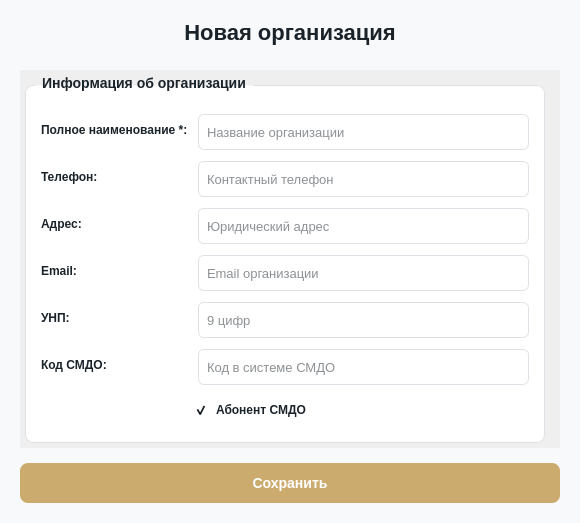
Qt form client/ui/system/organizations/organization_dialog.ui (lerakaplich/Documents) before a commit.
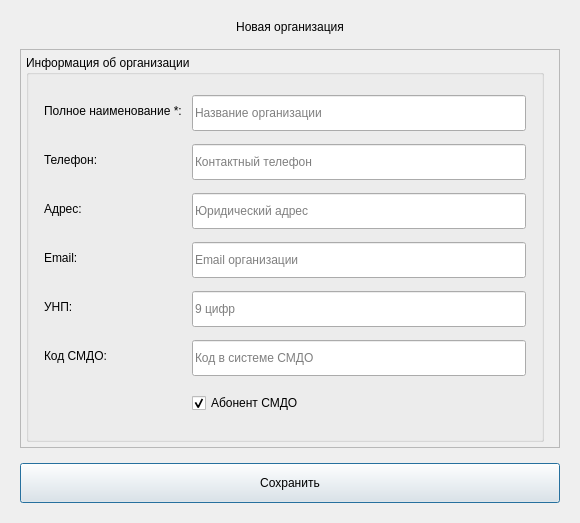
The same form after that commit. Icons and pictures are not drawn.

Diff of the .ui file:
```diff
--- a/client/ui/system/organizations/organization_dialog.ui
+++ b/client/ui/system/organizations/organization_dialog.ui
@@ -31,10 +31,10 @@
  background-color: transparent;
 }
 QDialog {
-    background-color: #f8f9fa;
+    background-color: {BG_DIALOG};
 }
 QCheckBox {
-    color: #1B232A;
+    color: {TEXT_PRIMARY};
     spacing: 0px;
     font-size: 12px;
     background: transparent;
@@ -51,7 +51,7 @@
 }
 
 QScrollBar::vertical {
-    background: #F5F5F5;
+    background: {SCROLLBAR_BG};
     width: 8px;
     border-radius: 4px;
     margin: 0px;
@@ -59,7 +59,7 @@
 }
 
 QScrollBar::handle:vertical {
-    background: #C1C1C1;
+    background: {SCROLLBAR_HANDLE};
     border-radius: 4px;
     min-height: 20px;
 }
@@ -87,14 +87,14 @@
 
 QScrollBar:horizontal {
     border: none;
-    background: #F5F5F5;
+    background: {SCROLLBAR_BG};
     height: 8px;
     margin: 0px;
     border-radius: 4px;
 }
 
 QScrollBar::handle:horizontal {
-    background: #C1C1C1;
+    background: {SCROLLBAR_HANDLE};
     border-radius: 4px;
     min-width: 20px;
 }
@@ -122,12 +122,12 @@
 
 /* ===== СТИЛИ ДЛЯ QComboBox ===== */
 QComboBox {
-    border: 1px solid #dee2e6;
+    border: 1px solid {BORDER_DEFAULT};
     border-radius: 6px;
     padding: 6px;
     padding-right: 30px;
-    background-color: white;
-    color: #1B232A;
+    background-color: {BG_INPUT};
+    color: {TEXT_PRIMARY};
     font-size: 13px;
     outline: none;
     min-height: 22px;
@@ -157,38 +157,38 @@
 
 QComboBox QAbstractItemView {
     border-radius: 6px;
-    background-color: white;
-    color: #1B232A;
+    background-color: {BG_CARD};
+    color: {TEXT_PRIMARY};
     padding: 4px;
     outline: none;
-    border: 1px solid #ccab6e;
+    border: 1px solid {ACCENT_PRIMARY};
 }
 
 QComboBox QAbstractItemView::item {
     padding: 8px;
-    color: #1B232A;
+    color: {TEXT_PRIMARY};
     border: none;
     outline: none;
 }
 
 QComboBox QAbstractItemView::item:hover {
-    background-color: #e3f2fd;
-    color: #1B232A;
+    background-color: {ACCENT_SELECTION_BG};
+    color: {TEXT_PRIMARY};
 }
 
 QComboBox QAbstractItemView::item:selected {
-    background-color: #e3f2fd;
-    color: #1B232A;
+    background-color: {ACCENT_SELECTION_BG};
+    color: {TEXT_PRIMARY};
 }
 
 /* ===== СТИЛИ ДЛЯ QDateEdit ===== */
 QDateEdit {
-    border: 1px solid #dee2e6;
+    border: 1px solid {BORDER_DEFAULT};
     border-radius: 6px;
     padding: 6px;
     padding-right: 30px;
-    background-color: white;
-    color: #1B232A;
+    background-color: {BG_INPUT};
+    color: {TEXT_PRIMARY};
     font-size: 13px;
     outline: none;
     min-height: 22px;
@@ -218,12 +218,13 @@
 
 /* ===== СТИЛИ ДЛЯ QLineEdit ===== */
 QLineEdit {
-    border: 1px solid #dee2e6;
+    border: 1px solid {BORDER_DEFAULT};
     border-radius: 6px;
     padding: 6px;
-    background-color: white;
-    color: #1B232A;
+    background-color: {BG_INPUT};
+    color: {TEXT_PRIMARY};
     font-size: 13px;
+    outline: none;
     min-height: 22px;
 }
 
@@ -232,31 +233,42 @@
 }
 
 QLineEdit:focus {
-    border: 2px solid #ccab6e;
+    border: 2px solid {ACCENT_PRIMARY};
+}
+
+QLineEdit:disabled {
+    background-color: {BG_DIALOG};
+    color: {TEXT_SECONDARY};
+    border-color: {BORDER_DEFAULT};
+}
+
+QLineEdit[readOnly="true"] {
+    background-color: {BG_DIALOG};
+    color: {TEXT_SECONDARY};
 }
 
 /* ===== СТИЛИ ДЛЯ КАЛЕНДАРЯ QCalendarWidget ===== */
 QCalendarWidget {
-    background-color: white;
+    background-color: {BG_CARD};
     border-radius: 8px;
-    border: 1px solid #CCAB6E;
+    border: 1px solid {ACCENT_PRIMARY};
 }
 
 QCalendarWidget QWidget#qt_calendar_navigationbar {
-    background-color: white;
-    color: #1B232A;
+    background-color: {BG_CARD};
+    color: {TEXT_PRIMARY};
     border-radius: 8px 8px 0 0;
 }
 
 QCalendarWidget QWidget {
-    background-color: white;
-    color: #1B232A;
+    background-color: {BG_CARD};
+    color: {TEXT_PRIMARY};
 }
 
 QCalendarWidget QToolButton#qt_calendar_prevmonth,
 QCalendarWidget QToolButton#qt_calendar_nextmonth {
     background-color: transparent;
-    color: #1B232A;
+    color: {TEXT_PRIMARY};
     border: none;
     border-radius: 4px;
     padding: 4px 8px;
@@ -271,8 +283,8 @@
 
 QCalendarWidget QToolButton#qt_calendar_monthbutton,
 QCalendarWidget QToolButton#qt_calendar_yearbutton {
-    background-color: white;
-    color: #1B232A;
+    background-color: {BG_CARD};
+    color: {TEXT_PRIMARY};
     border: none;
     border-radius: 4px;
     padding: 4px 12px;
@@ -285,10 +297,10 @@
 }
 
 QCalendarWidget QMenu {
-    background-color: white;
-    border: 1px solid #CCAB6E;
+    background-color: {BG_CARD};
+    border: 1px solid {ACCENT_PRIMARY};
     border-radius: 6px;
-    color: #1B232A;
+    color: {TEXT_PRIMARY};
 }
 
 QCalendarWidget QMenu::item {
@@ -297,14 +309,14 @@
 }
 
 QCalendarWidget QMenu::item:selected {
-    background-color: #e3f2fd;
-    color: #1B232A;
+    background-color: {ACCENT_SELECTION_BG};
+    color: {TEXT_PRIMARY};
 }
 
 QCalendarWidget QWidget#qt_calendar_weekday {
-    color: white;
+    color: {TEXT_ON_ACCENT};
     font-weight: bold;
-    background-color: #CCAB6E;
+    background-color: {ACCENT_PRIMARY};
     padding: 4px;
 }
 
@@ -312,18 +324,18 @@
     border: none;
     border-radius: 4px;
     padding: 4px;
-    color: #1B232A;
+    color: {TEXT_PRIMARY};
     background-color: transparent;
 }
 
 QCalendarWidget QToolButton#qt_calendar_day:hover {
-    background-color: #e3f2fd;
-    color: #1B232A;
+    background-color: {ACCENT_SELECTION_BG};
+    color: {TEXT_PRIMARY};
 }
 
 QCalendarWidget QToolButton#qt_calendar_day:checked {
-    background-color: #CCAB6E;
-    color: white;
+    background-color: {ACCENT_PRIMARY};
+    color: {TEXT_ON_ACCENT};
     border-radius: 4px;
 }
 
@@ -332,12 +344,12 @@
 }
 
 QCalendarWidget QToolButton#qt_calendar_day:disabled {
-    color: #B0B0B0;
+    color: {TEXT_DISABLED};
 }
 
-QCalendarWidget QToolButton#qt_calendar_day[property=&quot;isToday&quot;] {
-    background-color: #D22730;
-    color: white;
+QCalendarWidget QToolButton#qt_calendar_day[property="isToday"] {
+    background-color: {ACCENT_DANGER};
+    color: {TEXT_ON_ACCENT};
     border-radius: 4px;
 }
 
@@ -345,28 +357,28 @@
     background-color: #862633;
 }
 
-QCalendarWidget QToolButton#qt_calendar_day[property=&quot;isToday&quot;]:checked {
-    background-color: #CCAB6E;
-    color: white;
+QCalendarWidget QToolButton#qt_calendar_day[property="isToday"]:checked {
+    background-color: {ACCENT_PRIMARY};
+    color: {TEXT_ON_ACCENT};
 }
 
 /* ===== СТИЛИ ДЛЯ КАЛЕНДАРЯ В ПОПАПЕ QDateEdit ===== */
 QDateEdit QCalendarWidget {
-    background-color: white;
+    background-color: {BG_CARD};
     border-radius: 8px;
-    border: 1px solid #CCAB6E;
+    border: 1px solid {ACCENT_PRIMARY};
 }
 
 QDateEdit QCalendarWidget QWidget#qt_calendar_navigationbar {
-    background-color: white;
-    color: #1B232A;
+    background-color: {BG_CARD};
+    color: {TEXT_PRIMARY};
     border-radius: 8px 8px 0 0;
 }
 
 QDateEdit QCalendarWidget QToolButton#qt_calendar_prevmonth,
 QDateEdit QCalendarWidget QToolButton#qt_calendar_nextmonth {
     background-color: transparent;
-    color: #1B232A;
+    color: {TEXT_PRIMARY};
     border: none;
     border-radius: 4px;
     padding: 4px 8px;
@@ -381,8 +393,8 @@
 
 QDateEdit QCalendarWidget QToolButton#qt_calendar_monthbutton,
 QDateEdit QCalendarWidget QToolButton#qt_calendar_yearbutton {
-    background-color: white;
-    color: #1B232A;
+    background-color: {BG_CARD};
+    color: {TEXT_PRIMARY};
     border: none;
     border-radius: 4px;
     padding: 4px 12px;
@@ -395,9 +407,9 @@
 }
 
 QDateEdit QCalendarWidget QWidget#qt_calendar_weekday {
-    color: white;
+    color: {TEXT_ON_ACCENT};
     font-weight: bold;
-    background-color: #CCAB6E;
+    background-color: {ACCENT_PRIMARY};
     padding: 4px;
 }
 
@@ -405,18 +417,18 @@
     border: none;
     border-radius: 4px;
     padding: 4px;
-    color: #1B232A;
+    color: {TEXT_PRIMARY};
     background-color: transparent;
 }
 
 QDateEdit QCalendarWidget QToolButton#qt_calendar_day:hover {
-    background-color: #e3f2fd;
-    color: #1B232A;
+    background-color: {ACCENT_SELECTION_BG};
+    color: {TEXT_PRIMARY};
 }
 
 QDateEdit QCalendarWidget QToolButton#qt_calendar_day:checked {
-    background-color: #CCAB6E;
-    color: white;
+    background-color: {ACCENT_PRIMARY};
+    color: {TEXT_ON_ACCENT};
     border-radius: 4px;
 }
 
@@ -425,12 +437,12 @@
 }
 
 QDateEdit QCalendarWidget QToolButton#qt_calendar_day:disabled {
-    color: #B0B0B0;
+    color: {TEXT_DISABLED};
 }
 
-QDateEdit QCalendarWidget QToolButton#qt_calendar_day[property=&quot;isToday&quot;] {
-    background-color: #D22730;
-    color: white;
+QDateEdit QCalendarWidget QToolButton#qt_calendar_day[property="isToday"] {
+    background-color: {ACCENT_DANGER};
+    color: {TEXT_ON_ACCENT};
     border-radius: 4px;
 }
 
@@ -438,32 +450,32 @@
     background-color: #862633;
 }
 
-QDateEdit QCalendarWidget QToolButton#qt_calendar_day[property=&quot;isToday&quot;]:checked {
-    background-color: #CCAB6E;
-    color: white;
+QDateEdit QCalendarWidget QToolButton#qt_calendar_day[property="isToday"]:checked {
+    background-color: {ACCENT_PRIMARY};
+    color: {TEXT_ON_ACCENT};
 }
 
 /* ===== СТИЛИ ДЛЯ QGroupBox ===== */
 QGroupBox {
     font-weight: bold;
     font-size: 14px;
-    border: 1px solid #dee2e6;
+    border: 1px solid {BORDER_DEFAULT};
     border-radius: 8px;
     margin-top: 10px;
     padding-top: 10px;
-    background-color: white;
+    background-color: {BG_CARD};
 }
 QGroupBox::title {
     subcontrol-origin: margin;
     left: 10px;
     padding: 0 5px 0 5px;
-    color: #1B232A;
+    color: {TEXT_PRIMARY};
 }
 
 /* ===== СТИЛИ ДЛЯ QPushButton (Сохранить) ===== */
 QPushButton#saveButton {
-    background-color: #ccab6e;
-    color: white;
+    background-color: {ACCENT_PRIMARY};
+    color: {TEXT_ON_ACCENT};
     border-radius: 8px;
     font-weight: bold;
     font-size: 14px;
@@ -495,7 +507,7 @@
    <item>
     <widget class="QLabel" name="titleLabel">
      <property name="styleSheet">
-      <string>font-size: 22px; font-weight: bold; color: #1B232A; margin-bottom: 10px;</string>
+      <string>font-size: 22px; font-weight: bold; color: {TEXT_PRIMARY}; margin-bottom: 10px;</string>
      </property>
      <property name="text">
       <string>Новая организация</string>
@@ -509,7 +521,7 @@
     <widget class="QScrollArea" name="scrollArea">
      <property name="styleSheet">
       <string notr="true">QScrollBar::vertical {
-    background: #F5F5F5;
+    background: {SCROLLBAR_BG};
     width: 8px;
     border-radius: 4px;
     margin: 0px;
@@ -517,7 +529,7 @@
 }
 
 QScrollBar::handle:vertical {
-    background: #C1C1C1;
+    background: {SCROLLBAR_HANDLE};
     border-radius: 4px;
     min-height: 20px;
 }
@@ -545,14 +557,14 @@
 
 QScrollBar:horizontal {
     border: none;
-    background: #F5F5F5;
+    background: {SCROLLBAR_BG};
     height: 8px;
     margin: 0px;
     border-radius: 4px;
 }
 
 QScrollBar::handle:horizontal {
-    background: #C1C1C1;
+    background: {SCROLLBAR_HANDLE};
     border-radius: 4px;
     min-width: 20px;
 }
@@ -630,7 +642,7 @@
           <item row="0" column="0">
            <widget class="QLabel" name="fullNameLabel">
             <property name="styleSheet">
-             <string>color: #1B232A; font-weight: 500;</string>
+             <string>color: {TEXT_PRIMARY}; font-weight: 500;</string>
             </property>
             <property name="text">
              <string>Полное наименование *:</string>
@@ -659,7 +671,7 @@
           <item row="1" column="0">
            <widget class="QLabel" name="phoneLabel">
             <property name="styleSheet">
-             <string>color: #1B232A; font-weight: 500;</string>
+             <string>color: {TEXT_PRIMARY}; font-weight: 500;</string>
             </property>
             <property name="text">
              <string>Телефон:</string>
@@ -688,7 +700,7 @@
           <item row="2" column="0">
            <widget class="QLabel" name="addressLabel">
             <property name="styleSheet">
-             <string>color: #1B232A; font-weight: 500;</string>
+             <string>color: {TEXT_PRIMARY}; font-weight: 500;</string>
             </property>
             <property name="text">
              <string>Адрес:</string>
@@ -717,7 +729,7 @@
           <item row="3" column="0">
            <widget class="QLabel" name="emailLabel">
             <property name="styleSheet">
-             <string>color: #1B232A; font-weight: 500;</string>
+             <string>color: {TEXT_PRIMARY}; font-weight: 500;</string>
             </property>
             <property name="text">
              <string>Email:</string>
@@ -746,7 +758,7 @@
           <item row="4" column="0">
            <widget class="QLabel" name="unpLabel">
             <property name="styleSheet">
-             <string>color: #1B232A; font-weight: 500;</string>
+             <string>color: {TEXT_PRIMARY}; font-weight: 500;</string>
             </property>
             <property name="text">
              <string>УНП:</string>
@@ -778,7 +790,7 @@
           <item row="5" column="0">
            <widget class="QLabel" name="smdoCodeLabel">
             <property name="styleSheet">
-             <string>color: #1B232A; font-weight: 500;</string>
+             <string>color: {TEXT_PRIMARY}; font-weight: 500;</string>
             </property>
             <property name="text">
              <string>Код СМДО:</string>
@@ -828,7 +840,7 @@
                </size>
               </property>
               <property name="styleSheet">
-               <string>spacing: 8px; color: #1B232A; font-weight: 500;</string>
+               <string>spacing: 8px; color: {TEXT_PRIMARY}; font-weight: 500;</string>
               </property>
               <property name="text">
                <string>Абонент СМДО</string>
```
Left out of the diff: 58 changed lines with no effect on the pictures.
